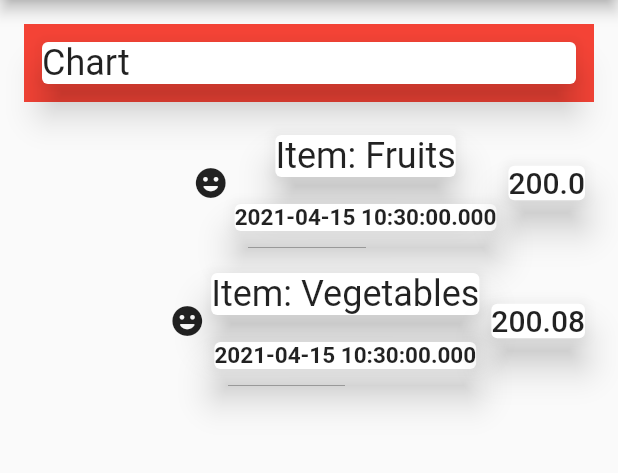
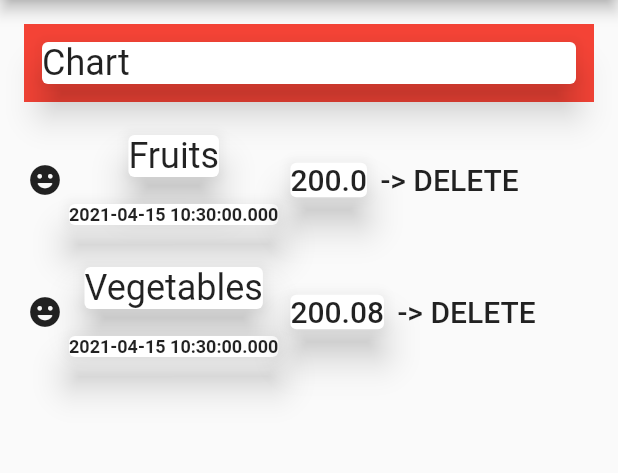
Before and after one commit to sanjibsinha/expense_list, a Flutter app: the screen it shows after launch, on a phone screen of 412 x 824 dp, the part 84-557 px from its top. Run offline on Flutter 3.47's test engine with Material 2 defaults, Android fonts, the phone set to English and light mode, and no system bars.

Commit message:
modifying mapping the expense list with expanded

```diff
--- a/lib/views/expense_first_page.dart
+++ b/lib/views/expense_first_page.dart
@@ -53,7 +53,7 @@ class ExpenseFirstPage extends StatelessWidget {
                       children: [
                         Card(
                           child: Text(
-                            'Item: ${expense.title}',
+                            '${expense.title}',
                             style: Theme.of(context).textTheme.headline5,
                           ),
                           elevation: 10,
@@ -64,7 +64,7 @@ class ExpenseFirstPage extends StatelessWidget {
                         Card(
                           child: Text('${expense.date.toString()}',
                               style: TextStyle(
-                                fontSize: 15.0,
+                                fontSize: 12.0,
                                 fontWeight: FontWeight.bold,
                               )),
                           elevation: 10,
@@ -78,6 +78,14 @@ class ExpenseFirstPage extends StatelessWidget {
                       ),
                       elevation: 10,
                     ),
+                    Expanded(
+                      child: Text(
+                        ' -> DELETE',
+                        softWrap: false,
+                        overflow: TextOverflow.fade,
+                        style: Theme.of(context).textTheme.headline6,
+                      ),
+                    )
                   ],
                 ),
               );
```
